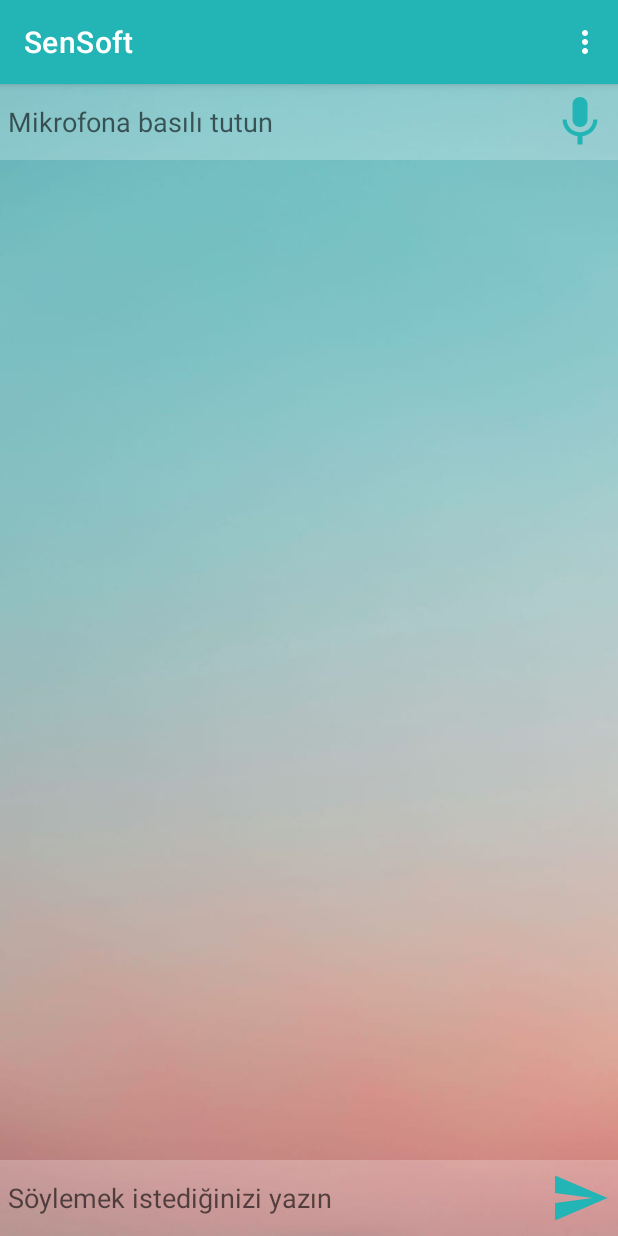
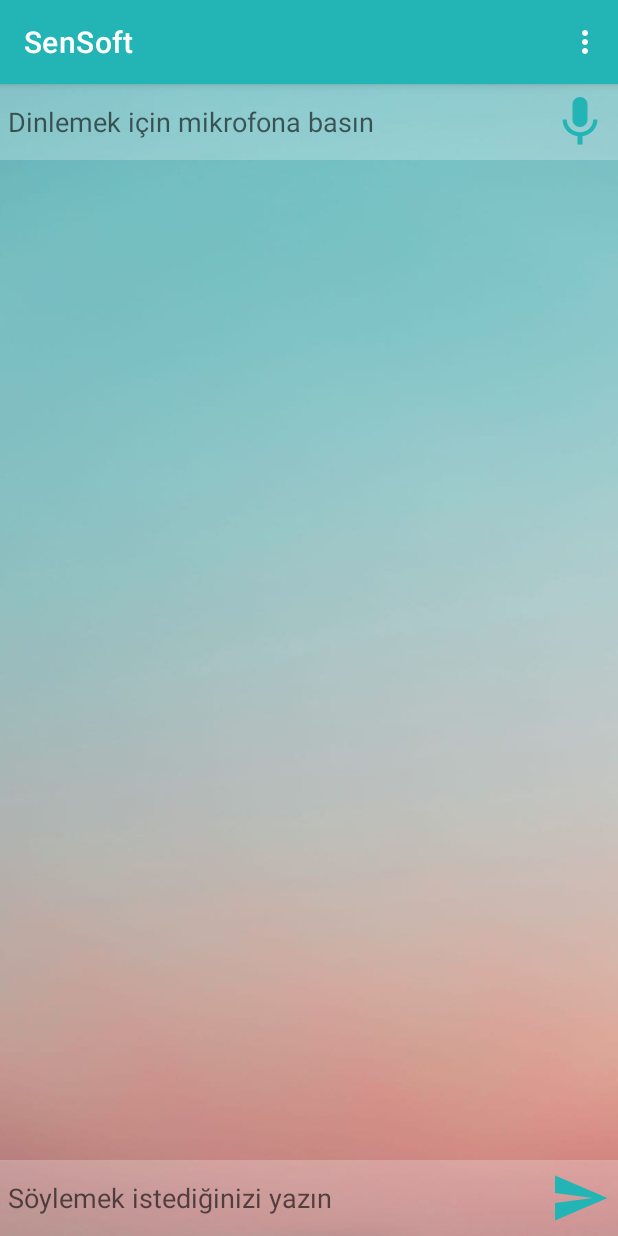
Before and after one commit to BusraSonmez7/Sensoft, an Android app: the fragment FragmentMesajlasma shown on its own in the app's theme, after a tap on an icon or button, on a phone screen of 412 x 824 dp. Run offline under Robolectric (Android 15) with nearby library versions, the phone set to English and light mode, and no system bars; our stand-ins replace Firebase (no records; nobody signed in at launch, a user with empty details on screens opened directly).

Commit message:
mesajlaşma sayfasına ses dinleme eklendi

```diff
--- a/app/src/main/java/com/sensofttakimi/sensoft/FragmentMesaj/FragmentMesajlasma.java
+++ b/app/src/main/java/com/sensofttakimi/sensoft/FragmentMesaj/FragmentMesajlasma.java
@@ -2,6 +2,8 @@ package com.sensofttakimi.sensoft.FragmentMesaj;
 
 import android.content.Intent;
 import android.os.Bundle;
+import android.preference.PreferenceManager;
+import android.speech.RecognizerIntent;
 import android.view.LayoutInflater;
 import android.view.Menu;
 import android.view.MenuInflater;
@@ -46,8 +48,12 @@ import java.util.ArrayList;
 import java.util.Date;
 import java.util.HashMap;
 import java.util.List;
+import java.util.Locale;
+
+import static android.app.Activity.RESULT_OK;
 
 public class FragmentMesajlasma extends Fragment {
+    private static final int REQUEST_CODE_SPEECH_INPUT = 1000;
     private View mview;
     private RecyclerView recyclerView;
     private ImageButton btnmetin, btnses;
@@ -97,12 +103,12 @@ public class FragmentMesajlasma extends Fragment {
         btnses.setOnClickListener(new View.OnClickListener() {
             @Override
             public void onClick(View v) {
+                speek();
                 String ses = edtses.getText().toString();
                 if(!ses.isEmpty()){
                     MesajGonder("kaydedilmedi",ses,"ses");
                 }
                 else {
-                    Toast.makeText(getActivity(),"Boş mesaj gönderemezsiniz",Toast.LENGTH_LONG).show();
                 }
                 edtses.setText("");
             }
@@ -113,7 +119,41 @@ public class FragmentMesajlasma extends Fragment {
 
     }
 
-    private void MesajGonder(String baslik, String mesaj,String rol){
+    private void speek(){
+        Intent intent = new Intent(RecognizerIntent.ACTION_RECOGNIZE_SPEECH);
+        intent.putExtra(RecognizerIntent.EXTRA_LANGUAGE_MODEL,RecognizerIntent.LANGUAGE_MODEL_FREE_FORM);
+        intent.putExtra(RecognizerIntent.EXTRA_LANGUAGE, Locale.getDefault());
+        intent.putExtra(RecognizerIntent.EXTRA_PROMPT,"Karşınızdakini dinlemek için tıklayın");
+        try {
+            startActivityForResult(intent,REQUEST_CODE_SPEECH_INPUT);
+
+        }catch (Exception e){
+
+        }
+    }
+
+    @Override
+    public void onActivityResult(int requestCode, int resultCode, @Nullable @org.jetbrains.annotations.Nullable Intent data) {
+        super.onActivityResult(requestCode, resultCode, data);
+
+        switch (requestCode){
+            case REQUEST_CODE_SPEECH_INPUT:
+                if(resultCode == RESULT_OK && data!=null){
+                    ArrayList<String> result = data.getStringArrayListExtra(RecognizerIntent.EXTRA_RESULTS);
+                    edtses.setText(result.get(0));
+                    String ses = edtses.getText().toString();
+                    if(!ses.isEmpty()){
+                        MesajGonder("kaydedilmedi",ses,"ses");
+                    }
+                    else {
+                    }
+                    edtses.setText("");
+                }
+                break;
+        }
+    }
+
+    private void MesajGonder(String baslik, String mesaj, String rol){
         Date simdikiZaman = new Date();
         DateFormat df = new SimpleDateFormat("dd/MM/yyyy");
         DateFormat df2 = new SimpleDateFormat("kk:mm");
--- a/app/src/main/java/com/sensofttakimi/sensoft/FragmentUygulama/AnasayfaFragment.java
+++ b/app/src/main/java/com/sensofttakimi/sensoft/FragmentUygulama/AnasayfaFragment.java
@@ -64,7 +64,7 @@ public class AnasayfaFragment extends Fragment {
         firebaseFirestore = FirebaseFirestore.getInstance();
         getData();
 
-        recylerView.setLayoutManager(new GridLayoutManager(getActivity(),2,GridLayoutManager.VERTICAL,false));
+        recylerView.setLayoutManager(new GridLayoutManager(getActivity(),4,GridLayoutManager.VERTICAL,false));
         bildirimAdapter = new BildirimAdapter(bildirimlerArrayList,getActivity());
         recylerView.setAdapter(bildirimAdapter);
 
--- a/app/src/main/res/layout/activity_bildirim_icerigi.xml
+++ b/app/src/main/res/layout/activity_bildirim_icerigi.xml
@@ -108,6 +108,7 @@
         android:layout_marginTop="10dp"
         android:gravity="right"
         android:text=""
+        android:textColor="@color/toolbarrenk"
         app:layout_constraintEnd_toEndOf="parent"
         app:layout_constraintTop_toTopOf="parent"
         android:layout_marginEnd="20dp"/>
--- a/app/src/main/res/layout/fragment_mesajlasma.xml
+++ b/app/src/main/res/layout/fragment_mesajlasma.xml
@@ -19,7 +19,7 @@
             android:layout_height="wrap_content"
             android:id="@+id/mesaj_ses"
             android:background="@android:color/transparent"
-            android:hint="Mikrofona basılı tutun"
+            android:hint="Dinlemek için mikrofona basın"
             android:layout_toLeftOf="@+id/btn_gonder2"
             android:layout_centerVertical="true"/>
         <ImageButton
--- a/app/src/main/res/layout/recycler_row.xml
+++ b/app/src/main/res/layout/recycler_row.xml
@@ -30,8 +30,8 @@
 
             <ImageView
                 android:id="@+id/list_resim"
-                android:layout_width="100dp"
-                android:layout_height="100dp"
+                android:layout_width="50dp"
+                android:layout_height="50dp"
                 android:layout_gravity="center"
                 app:layout_constraintEnd_toEndOf="parent"
                 app:layout_constraintStart_toStartOf="parent"
@@ -46,7 +46,7 @@
                 android:layout_marginTop="10dp"
                 android:gravity="center_horizontal"
                 android:text="BAŞLIK"
-                android:textSize="18dp"
+                android:textSize="14dp"
                 android:textStyle="bold"
                 app:layout_constraintEnd_toEndOf="parent"
                 app:layout_constraintStart_toStartOf="parent"
--- a/app/src/main/res/values/themes.xml
+++ b/app/src/main/res/values/themes.xml
@@ -6,7 +6,7 @@
         <item name="colorPrimaryVariant">@color/toolbarrenk</item>
         <item name="colorOnPrimary">@color/white</item>
         <!-- Secondary brand color. -->
-        <item name="colorSecondary">@color/teal_200</item>
+        <item name="colorSecondary">@color/toolbarrenk</item>
         <item name="colorSecondaryVariant">@color/teal_700</item>
         <item name="colorOnSecondary">@color/black</item>
         <!-- Status bar color. -->
```
